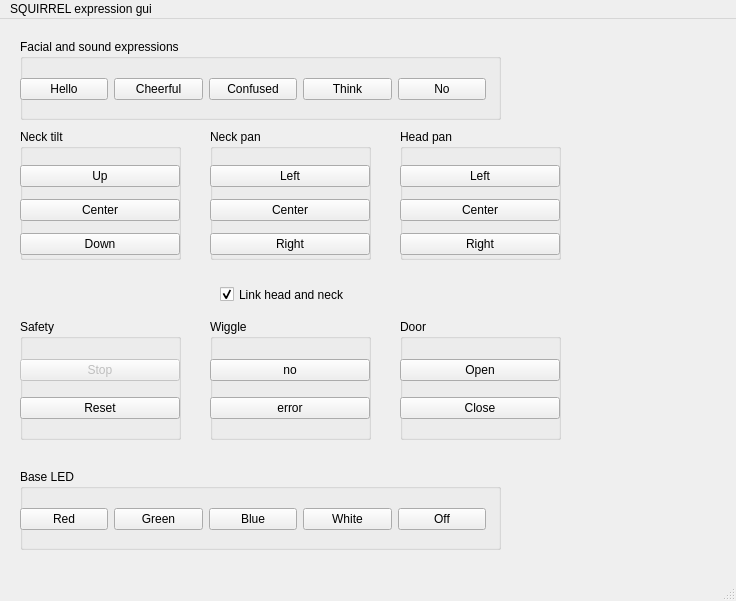
Old version of the form squirrel_expression/src/expression_gui.ui in the repository squirrel-project/squirrel_hri.
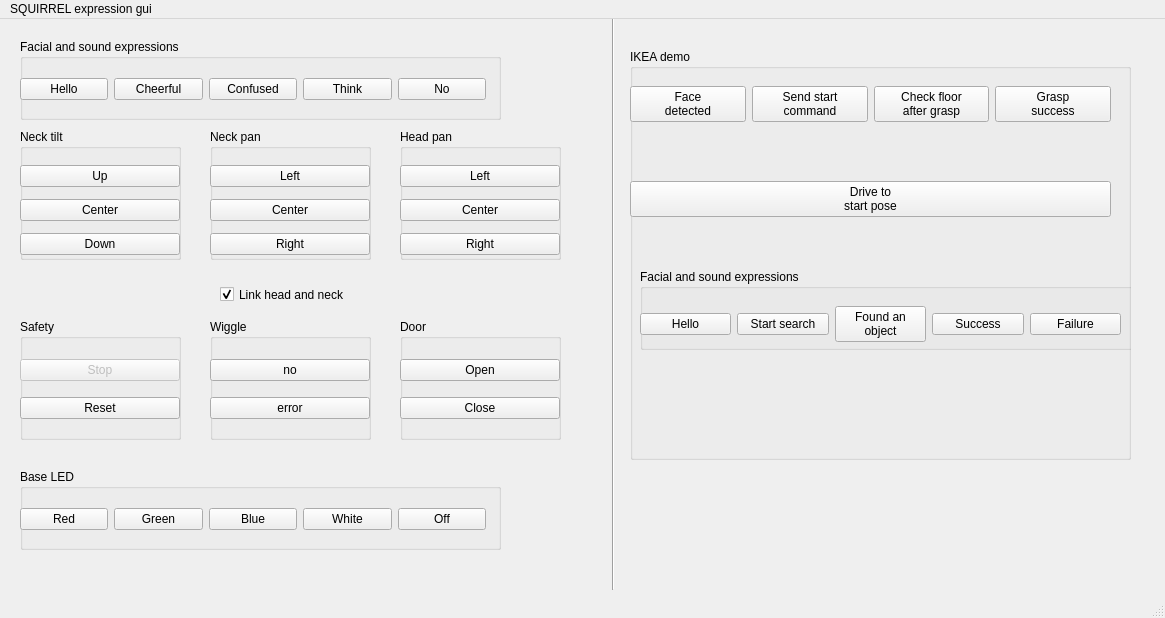
New version of the form. Icons and pictures are not drawn.

Commit message: add ikea demo gui elements

What changed in the file:
```diff
--- a/squirrel_expression/src/expression_gui.ui
+++ b/squirrel_expression/src/expression_gui.ui
@@ -6,8 +6,8 @@
    <rect>
     <x>0</x>
     <y>0</y>
-    <width>736</width>
-    <height>601</height>
+    <width>1165</width>
+    <height>618</height>
    </rect>
   </property>
   <property name="windowTitle">
@@ -415,14 +415,165 @@
      </layout>
     </widget>
    </widget>
+   <widget class="Line" name="line">
+    <property name="geometry">
+     <rect>
+      <x>603</x>
+      <y>-10</y>
+      <width>20</width>
+      <height>581</height>
+     </rect>
+    </property>
+    <property name="orientation">
+     <enum>Qt::Vertical</enum>
+    </property>
+   </widget>
+   <widget class="QGroupBox" name="groupBox_9">
+    <property name="geometry">
+     <rect>
+      <x>630</x>
+      <y>30</y>
+      <width>501</width>
+      <height>411</height>
+     </rect>
+    </property>
+    <property name="title">
+     <string>IKEA demo</string>
+    </property>
+    <widget class="QWidget" name="horizontalLayoutWidget_3">
+     <property name="geometry">
+      <rect>
+       <x>0</x>
+       <y>30</y>
+       <width>481</width>
+       <height>50</height>
+      </rect>
+     </property>
+     <layout class="QHBoxLayout" name="horizontalLayout_3">
+      <item>
+       <widget class="QPushButton" name="face_detectedButton">
+        <property name="text">
+         <string>Face 
+detected</string>
+        </property>
+       </widget>
+      </item>
+      <item>
+       <widget class="QPushButton" name="start_commandButton">
+        <property name="text">
+         <string>Send start 
+command</string>
+        </property>
+       </widget>
+      </item>
+      <item>
+       <widget class="QPushButton" name="check_floorButton">
+        <property name="text">
+         <string>Check floor
+after grasp</string>
+        </property>
+       </widget>
+      </item>
+      <item>
+       <widget class="QPushButton" name="grasp_successButton">
+        <property name="text">
+         <string>Grasp 
+success</string>
+        </property>
+       </widget>
+      </item>
+     </layout>
+    </widget>
+    <widget class="QWidget" name="horizontalLayoutWidget_4">
+     <property name="geometry">
+      <rect>
+       <x>0</x>
+       <y>110</y>
+       <width>481</width>
+       <height>80</height>
+      </rect>
+     </property>
+     <layout class="QHBoxLayout" name="horizontalLayout_4">
+      <item>
+       <widget class="QPushButton" name="drive_to_startButton">
+        <property name="text">
+         <string>Drive to 
+start pose</string>
+        </property>
+       </widget>
+      </item>
+     </layout>
+    </widget>
+    <widget class="QGroupBox" name="groupBox_10">
+     <property name="geometry">
+      <rect>
+       <x>10</x>
+       <y>220</y>
+       <width>501</width>
+       <height>81</height>
+      </rect>
+     </property>
+     <property name="title">
+      <string>Facial and sound expressions</string>
+     </property>
+     <widget class="QWidget" name="horizontalLayoutWidget_5">
+      <property name="geometry">
+       <rect>
+        <x>0</x>
+        <y>30</y>
+        <width>481</width>
+        <height>50</height>
+       </rect>
+      </property>
+      <layout class="QHBoxLayout" name="horizontalLayout_5">
+       <item>
+        <widget class="QPushButton" name="emo_face_detectedButton">
+         <property name="text">
+          <string>Hello</string>
+         </property>
+        </widget>
+       </item>
+       <item>
+        <widget class="QPushButton" name="emo_start_searchButton">
+         <property name="text">
+          <string>Start search</string>
+         </property>
+        </widget>
+       </item>
+       <item>
+        <widget class="QPushButton" name="emo_found_somethingButton">
+         <property name="text">
+          <string>Found an 
+object</string>
+         </property>
+        </widget>
+       </item>
+       <item>
+        <widget class="QPushButton" name="emo_successButton">
+         <property name="text">
+          <string>Success</string>
+         </property>
+        </widget>
+       </item>
+       <item>
+        <widget class="QPushButton" name="emo_failureButton">
+         <property name="text">
+          <string>Failure</string>
+         </property>
+        </widget>
+       </item>
+      </layout>
+     </widget>
+    </widget>
+   </widget>
   </widget>
   <widget class="QMenuBar" name="menubar">
    <property name="geometry">
     <rect>
      <x>0</x>
      <y>0</y>
-     <width>736</width>
-     <height>20</height>
+     <width>1165</width>
+     <height>26</height>
     </rect>
    </property>
    <widget class="QMenu" name="menuSQUIRREL_expression_gui">
```
The commit also changes 1 other file.
